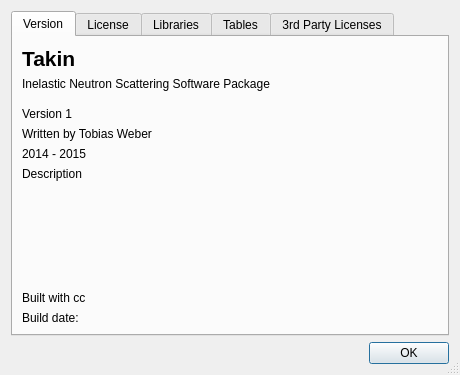
Above: ui/about.ui from t-weber/takin before the change. Below: the same form after it.
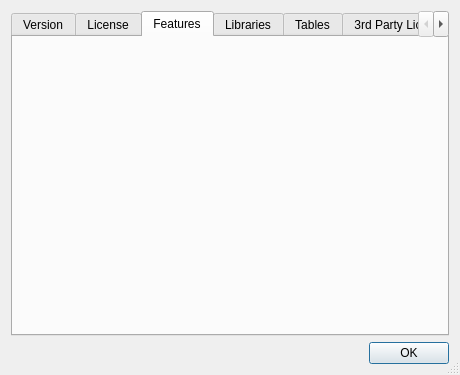
That is the form after the change. The open tabs and pages were chosen to show the change.

```diff
--- a/ui/about.ui
+++ b/ui/about.ui
@@ -146,6 +146,23 @@
        </item>
       </layout>
      </widget>
+     <widget class="QWidget" name="tab_6">
+      <attribute name="title">
+       <string>Features</string>
+      </attribute>
+      <layout class="QGridLayout" name="gridLayout_7">
+       <item row="0" column="0">
+        <widget class="QLabel" name="labelFeatures">
+         <property name="text">
+          <string/>
+         </property>
+         <property name="wordWrap">
+          <bool>true</bool>
+         </property>
+        </widget>
+       </item>
+      </layout>
+     </widget>
      <widget class="QWidget" name="tab_3">
       <attribute name="title">
        <string>Libraries</string>
```
